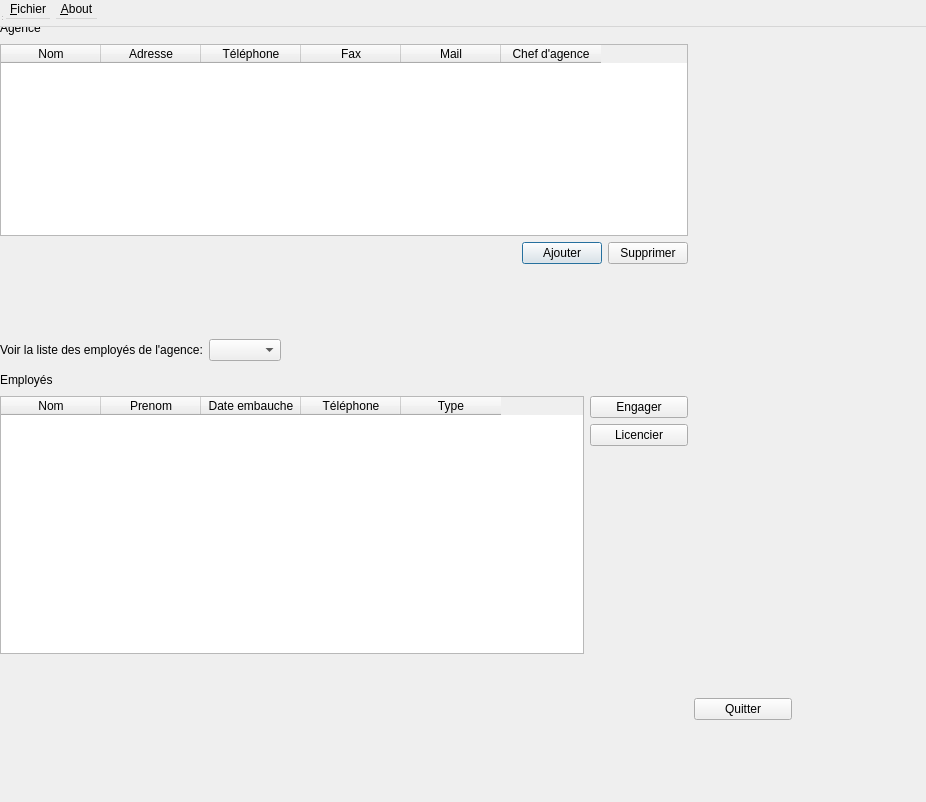
First picture: the form in CODE/dialogchefentreprise.ui, repository dervieuxC/gestionDemenagementCorrige, before the edit.
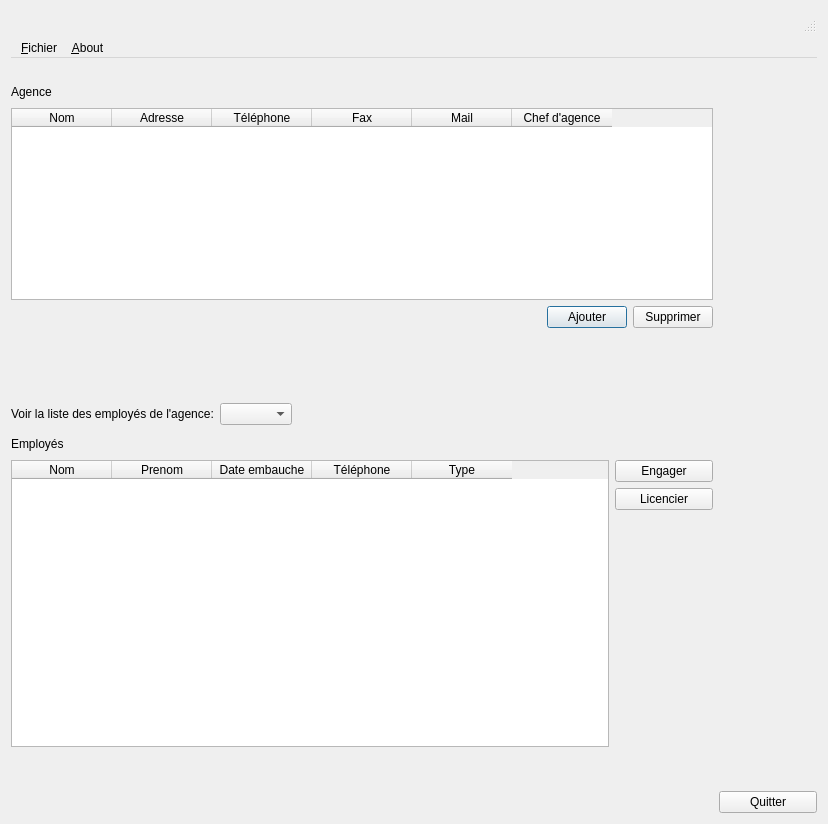
Second picture: the form after the edit.

Patch:
```diff
--- a/CODE/dialogchefentreprise.ui
+++ b/CODE/dialogchefentreprise.ui
@@ -8,14 +8,35 @@
 <rect>
     <x>0</x>
     <y>0</y>
-    <width>926</width>
-    <height>802</height>
+    <width>828</width>
+    <height>824</height>
    </rect>
   </property>
   <property name="windowTitle">
    <string>MainWindow</string>
   </property>
-  <widget class="QWidget" name="centralwidget">
+  <layout class="QVBoxLayout" name="verticalLayout_14">
+   <item>
+    <widget class="QStatusBar" name="statusbar"/>
+   </item>
+   <item>
+    <widget class="QMenuBar" name="menubar">
+     <widget class="QMenu" name="menuFichier">
+      <property name="title">
+       <string>&amp;Fichier</string>
+      </property>
+      <addaction name="action_Quitter"/>
+     </widget>
+     <widget class="QMenu" name="menu_About">
+      <property name="title">
+       <string>&amp;About</string>
+      </property>
+     </widget>
+     <addaction name="menuFichier"/>
+     <addaction name="menu_About"/>
+    </widget>
+   </item>
+   <item>
    <layout class="QVBoxLayout" name="verticalLayout_13">
     <item>
      <layout class="QHBoxLayout" name="horizontalLayout_7">
@@ -359,31 +380,8 @@
      </layout>
     </item>
    </layout>
-  </widget>
-  <widget class="QMenuBar" name="menubar">
-   <property name="geometry">
-    <rect>
-     <x>0</x>
-     <y>0</y>
-     <width>926</width>
-     <height>27</height>
-    </rect>
-   </property>
-   <widget class="QMenu" name="menuFichier">
-    <property name="title">
-     <string>&amp;Fichier</string>
-    </property>
-    <addaction name="action_Quitter"/>
-   </widget>
-   <widget class="QMenu" name="menu_About">
-    <property name="title">
-     <string>&amp;About</string>
-    </property>
-   </widget>
-   <addaction name="menuFichier"/>
-   <addaction name="menu_About"/>
-  </widget>
-  <widget class="QStatusBar" name="statusbar"/>
+   </item>
+  </layout>
   <action name="action_Quitter">
    <property name="text">
     <string>&amp;Quitter</string>
```
Left out of the diff: 4 changed lines with no effect on the pictures. Lines whose indentation alone changed are shown as unchanged.
